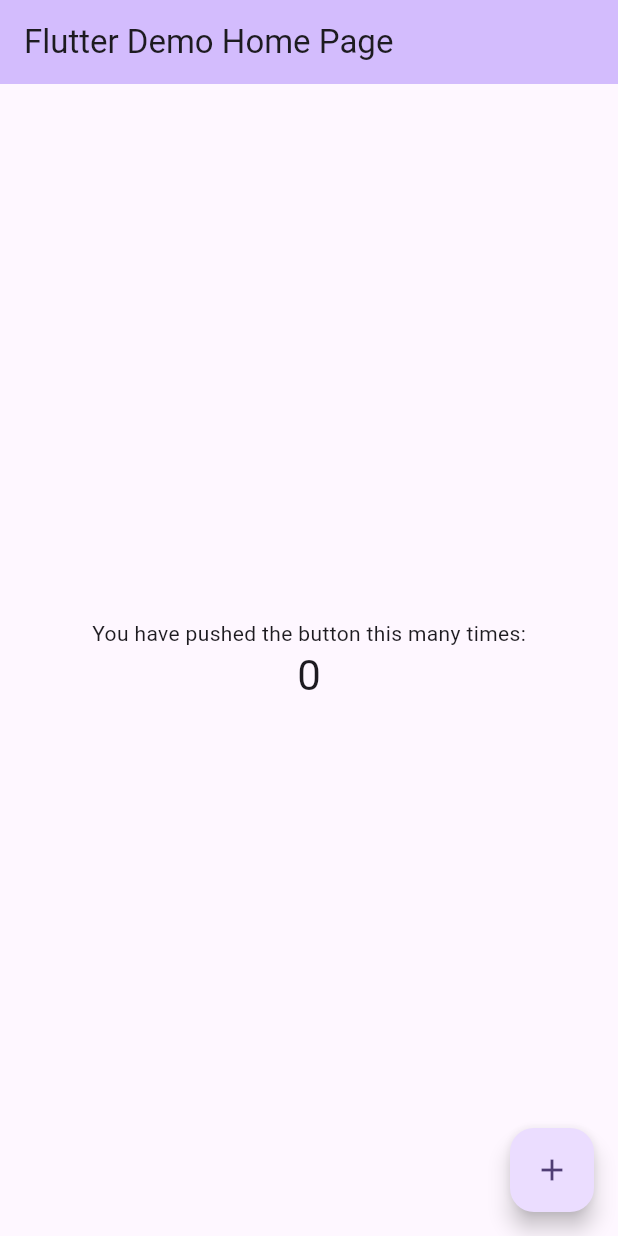
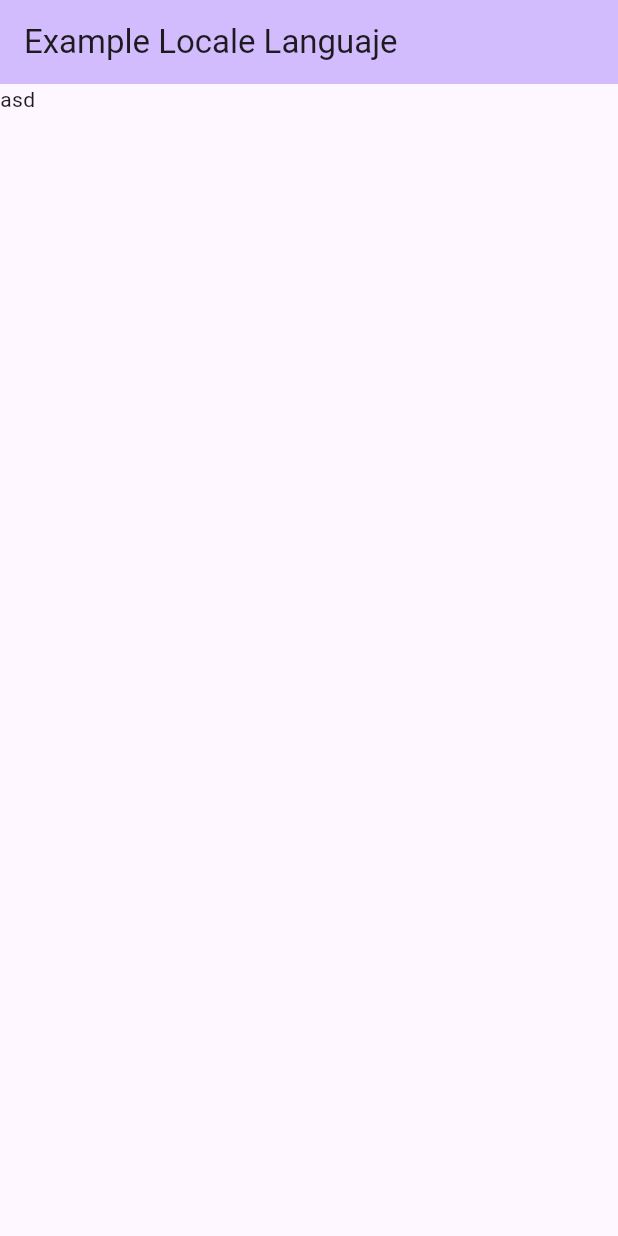
Before and after one commit to kleysonklaus/flutter_locale_example, a Flutter app: the screen it shows after launch, on a phone screen of 412 x 824 dp. Run offline on Flutter 3.47's test engine with Material 2 defaults, Android fonts, the phone set to English and light mode, and no system bars.

Commit message:
feat(main): create a screen

```diff
--- a/lib/main.dart
+++ b/lib/main.dart
@@ -1,70 +1,7 @@
 import 'package:flutter/material.dart';
 
+import 'ui/screens/home_app.dart';
+
 void main() {
-  runApp(const MyApp());
+  runApp(const Home());
 }
-
-class MyApp extends StatelessWidget {
-  const MyApp({super.key});
-
-  // This widget is the root of your application.
-  @override
-  Widget build(BuildContext context) {
-    return MaterialApp(
-      title: 'Flutter Demo',
-      theme: ThemeData(
-        colorScheme: ColorScheme.fromSeed(seedColor: Colors.deepPurple),
-        useMaterial3: true,
-      ),
-      home: const MyHomePage(title: 'Flutter Demo Home Page'),
-    );
-  }
-}
-
-class MyHomePage extends StatefulWidget {
-  const MyHomePage({super.key, required this.title});
-
-  final String title;
-
-  @override
-  State<MyHomePage> createState() => _MyHomePageState();
-}
-
-class _MyHomePageState extends State<MyHomePage> {
-  int _counter = 0;
-
-  void _incrementCounter() {
-    setState(() {
-      _counter++;
-    });
-  }
-
-  @override
-  Widget build(BuildContext context) {
-    return Scaffold(
-      appBar: AppBar(
-        backgroundColor: Theme.of(context).colorScheme.inversePrimary,
-        title: Text(widget.title),
-      ),
-      body: Center(
-        child: Column(
-          mainAxisAlignment: MainAxisAlignment.center,
-          children: <Widget>[
-            const Text(
-              'You have pushed the button this many times:',
-            ),
-            Text(
-              '$_counter',
-              style: Theme.of(context).textTheme.headlineMedium,
-            ),
-          ],
-        ),
-      ),
-      floatingActionButton: FloatingActionButton(
-        onPressed: _incrementCounter,
-        tooltip: 'Increment',
-        child: const Icon(Icons.add),
-      ),
-    );
-  }
-}
--- /dev/null
+++ b/lib/ui/interface/home_app_interface.dart
@@ -0,0 +1,3 @@
+abstract class HomeAppInterface {
+  void showLoading();
+}
--- /dev/null
+++ b/lib/ui/presenter/home_app_presenter.dart
@@ -0,0 +1,3 @@
+class HomeAppPresenter {
+  HomeAppPresenter();
+}
--- /dev/null
+++ b/lib/ui/screens/home_app.dart
@@ -0,0 +1,55 @@
+import 'package:flutter/material.dart';
+
+import '../interface/home_app_interface.dart';
+
+class Home extends StatelessWidget {
+  const Home({super.key});
+
+  @override
+  Widget build(BuildContext context) {
+    return MaterialApp(
+      title: 'Flutter Demo',
+      theme: ThemeData(
+        colorScheme: ColorScheme.fromSeed(seedColor: Colors.deepPurple),
+        useMaterial3: true,
+      ),
+      home: HomeApp(),
+    );
+  }
+}
+
+class HomeApp extends StatefulWidget {
+  const HomeApp({super.key});
+
+  @override
+  State<HomeApp> createState() => _HomeAppState();
+}
+
+class _HomeAppState extends State<HomeApp> implements HomeAppInterface {
+  @override
+  Widget build(BuildContext context) {
+    return MaterialApp(
+      title: 'Flutter Demo',
+      theme: ThemeData(
+        colorScheme: ColorScheme.fromSeed(seedColor: Colors.deepPurple),
+        useMaterial3: true,
+      ),
+      home: Scaffold(
+        appBar: AppBar(
+          backgroundColor: Theme.of(context).colorScheme.inversePrimary,
+          title: Text(
+            "Example Locale Languaje",
+          ),
+        ),
+        body: Text(
+          "asd",
+        ),
+      ),
+    );
+  }
+
+  @override
+  void showLoading() {
+    // TODO: implement showLoading
+  }
+}
```
Also changed, not shown: 1 other file.
